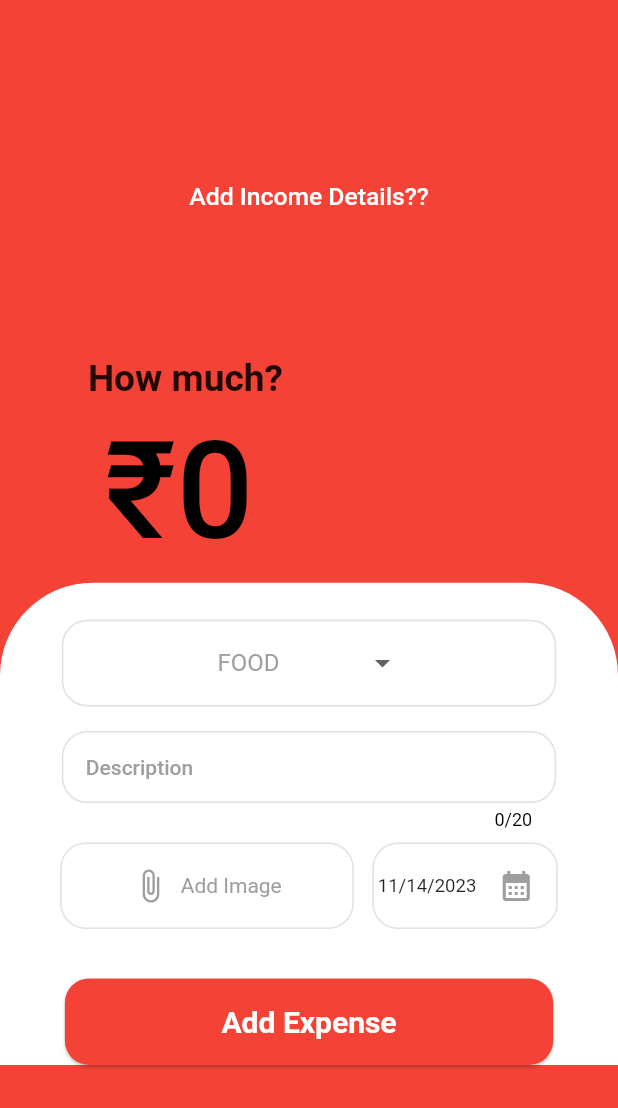
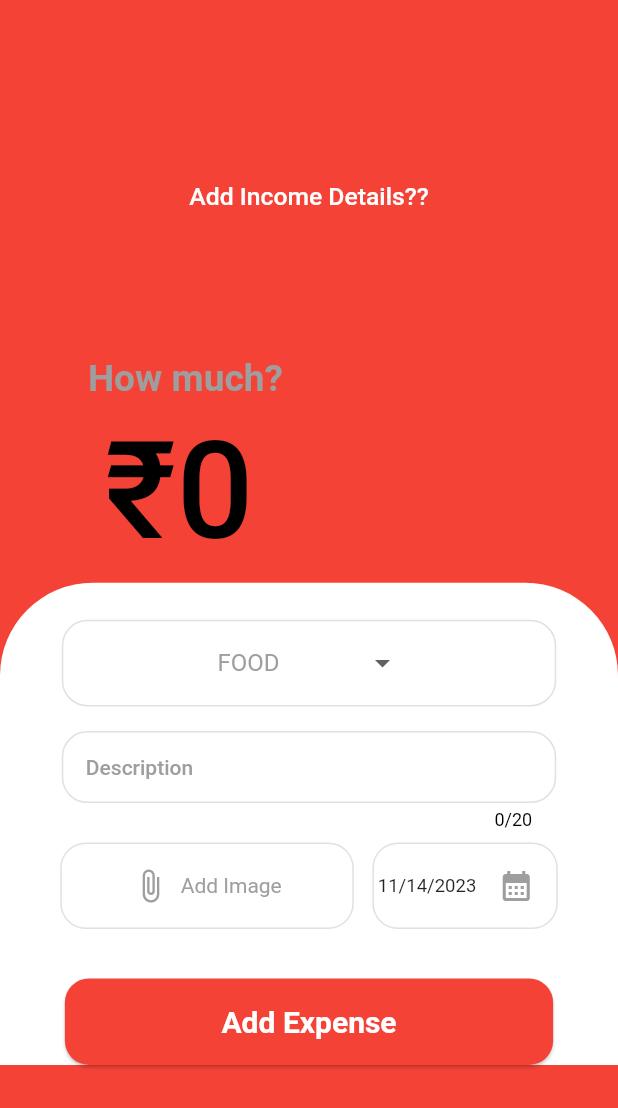
Before and after one commit to rahulsvaz/expense_manager, a Flutter app: the AddTransaction screen opened directly, after a tap on "Add Expense Details??", after a tap on "Add Expense", on a phone screen of 412 x 824 dp. Shown: the top 1108 px of the screen. Run offline on Flutter 3.47's test engine with Material 2 defaults, Android fonts, the phone set to English and light mode, and no system bars; our stand-ins replace awesome_snackbar_content, flutter_onboarding_slider, get, google_fonts, google_nav_bar, hive_flutter and 5 more; missing offline and left inert: flutter_swipe_button; accounts and stored records are empty.

Commit message:
color changed homuch text

```diff
--- a/lib/view/NavigationBar/g_nav.dart
+++ b/lib/view/NavigationBar/g_nav.dart
@@ -1,6 +1,5 @@
 import 'package:expense_manager/view/addTransaction/add_transaction_page.dart';
 import 'package:expense_manager/viewModel/navigationControllers/gnav_controller.dart';
-import 'package:expense_manager/view/addTransaction/add_transaction.dart';
 import 'package:expense_manager/view/allTransactions/all_transactions_page.dart';
 import 'package:expense_manager/view/homeScreen/home_screen.dart';
 import 'package:expense_manager/view/constant/colors/colors.dart';
--- a/lib/view/addTransaction/Widgets/expense_widget.dart
+++ b/lib/view/addTransaction/Widgets/expense_widget.dart
@@ -12,6 +12,7 @@ import 'package:expense_manager/view/addTransaction/Widgets/snackBars/snackbar.d
 import 'package:expense_manager/view/constant/colors/colors.dart';
 import 'package:expense_manager/view/homeScreen/methods/border_decoration_add_field.dart';
 import 'package:expense_manager/view/homeScreen/widgets/login_sign_up_button.dart';
+import 'package:expense_manager/viewModel/homeScreenControllers/home_screen_controllers.dart';
 import 'package:flutter/material.dart';
 import 'package:get/get.dart';
 
@@ -25,6 +26,7 @@ class ExpenseWidget extends StatefulWidget {
 class _ExpenseWidgetState extends State<ExpenseWidget> {
   final transactionController = Get.put(AddTransactionController());
   final dateController = Get.put(DateController());
+  final homeScreenController = Get.put(HomeScreenControllers());
   final categoryController = Get.put(DropDownController());
   final TextEditingController _amountController = TextEditingController();
   final TextEditingController _descriptionController = TextEditingController();
@@ -46,7 +48,8 @@ class _ExpenseWidgetState extends State<ExpenseWidget> {
             child: TextFormField(
               controller: _amountController,
               keyboardType: TextInputType.number,
-              style: const TextStyle(color: Pallete.expenseBackGroundColor, fontSize: 80),
+              style: const TextStyle(
+                  color: Pallete.expenseBackGroundColor, fontSize: 80),
               showCursor: true,
               cursorHeight: height * 0.1,
               cursorColor: Colors.black,
@@ -54,8 +57,9 @@ class _ExpenseWidgetState extends State<ExpenseWidget> {
                 border: InputBorder.none,
                 // prefixText: '₹',
                 hintText: '₹0',
-                hintStyle:
-                    TextStyle(fontSize: height * 0.11,),
+                hintStyle: TextStyle(
+                  fontSize: height * 0.11,
+                ),
               ),
             ),
           ),
@@ -79,6 +83,7 @@ class _ExpenseWidgetState extends State<ExpenseWidget> {
                 ConstrainedBox(
                   constraints: BoxConstraints(maxWidth: width * 0.80),
                   child: TextFormField(
+                    style: const TextStyle(color: Pallete.grey),
                     controller: _descriptionController,
                     maxLength: 20,
                     cursorColor: Pallete.grey,
@@ -110,11 +115,19 @@ class _ExpenseWidgetState extends State<ExpenseWidget> {
                 SizedBox(height: height * 0.04),
                 LoginSignUpButton(
                   onPressed: () {
+                    final totalIncome = homeScreenController.getTotalIncome();
+                    final amount = double.parse(_amountController.text.trim());
+                    if (totalIncome < amount) {
+                      ScaffoldMessenger.of(context)
+                          .showSnackBar(CustomSnackbar.incomeLowSnackbar);
+                    }
+
                     if (_amountController.text.isEmpty) {
                       ScaffoldMessenger.of(context)
                           .showSnackBar(CustomSnackbar.emptyAmountSnackbar);
                     }
-                    final amount = double.parse(_amountController.text.trim());
+                    if(totalIncome>=amount){
+
                     Transactions newTransaction =
                         transactionController.createNewExpense(
                       amount: amount,
@@ -128,15 +141,18 @@ class _ExpenseWidgetState extends State<ExpenseWidget> {
 
                     transactionController.addExpense(newTransaction, context);
                     attachment.imagePath.value = '';
-
-                    Get.offAll(
+                     Get.offAll(
                       const GnavNavigation(),
                     );
+
+                    }
+
                   },
                   label: 'Add Expense',
                   buttonTextColor: Pallete.white,
                   backgroundColor: Pallete.expenseBackGroundColor,
                 ),
+
                 // SizedBox(
                 //   height: height * 0.11,
                 // ),
--- a/lib/view/addTransaction/Widgets/howMuch.dart
+++ b/lib/view/addTransaction/Widgets/howMuch.dart
@@ -1,3 +1,4 @@
+import 'package:expense_manager/view/constant/colors/colors.dart';
 import 'package:flutter/material.dart';
 
 class HowMuchText extends StatelessWidget {
@@ -19,7 +20,7 @@ class HowMuchText extends StatelessWidget {
         style: TextStyle(
           fontWeight: FontWeight.bold,
           fontSize: height * 0.03,
-          // color: Color.fromARGB(189, 238, 23, 23),
+       color: Pallete.grey
               ),
       ),
     );
--- a/lib/view/addTransaction/Widgets/income_widget.dart
+++ b/lib/view/addTransaction/Widgets/income_widget.dart
@@ -49,6 +49,7 @@ class _IncomeWidgetState extends State<IncomeWidget> {
           Padding(
             padding: EdgeInsets.only(left: width * 0.17),
             child: TextFormField(
+
               controller: _amountController,
               keyboardType: TextInputType.number,
               style: const TextStyle(color: Pallete.incomeBackGroundColor, fontSize: 80),
@@ -73,6 +74,7 @@ class _IncomeWidgetState extends State<IncomeWidget> {
               ConstrainedBox(
                 constraints: BoxConstraints(maxWidth: width * 0.80),
                 child: TextFormField(
+                  style:const  TextStyle(color: Pallete.grey),
                   controller: _descriptionController,
                   maxLength: 20,
                   cursorColor: Pallete.grey,
--- a/lib/view/addTransaction/Widgets/snackBars/snackbar.dart
+++ b/lib/view/addTransaction/Widgets/snackBars/snackbar.dart
@@ -52,4 +52,15 @@ class CustomSnackbar {
           contentType: ContentType.success));
 
 
+static final incomeLowSnackbar = SnackBar(
+      duration: const Duration(milliseconds: 2000),
+      elevation: 0,
+      backgroundColor: Colors.transparent,
+      behavior: SnackBarBehavior.fixed,
+      showCloseIcon: false,
+      content: AwesomeSnackbarContent(
+          title: 'Low Balance',
+          message: 'Your available balance is not enough to add this transaction',
+          contentType: ContentType.warning));
+
 }
--- a/lib/view/settings/widgets/menu_item.dart
+++ b/lib/view/settings/widgets/menu_item.dart
@@ -1,4 +1,3 @@
-import 'package:expense_manager/view/createAccountPage/create_account.dart';
 import 'package:expense_manager/viewModel/userController/user_controller.dart';
 import 'package:flutter/material.dart';
 import 'package:get/get.dart';
```
Also changed, not shown: lib/view/addTransaction/add_transaction_page.dart (+11 -10 lines).
